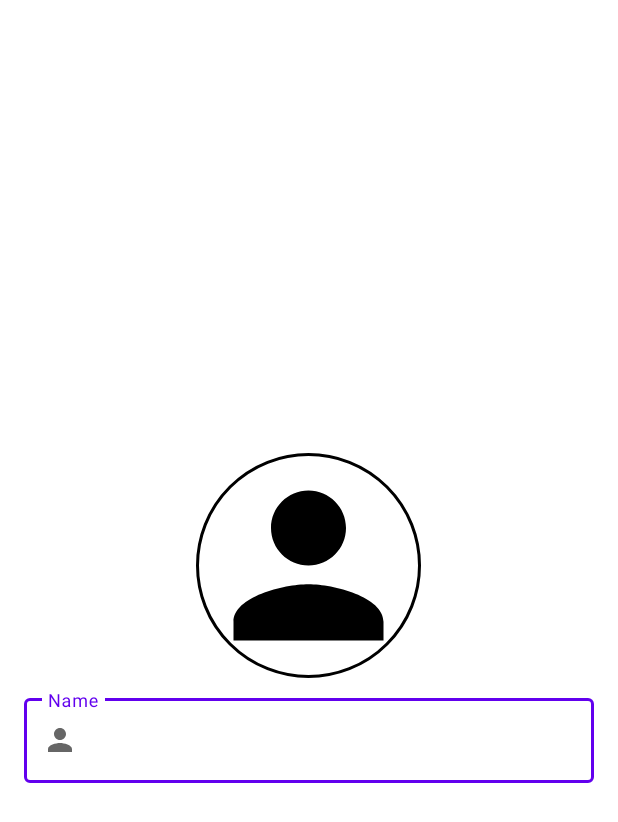
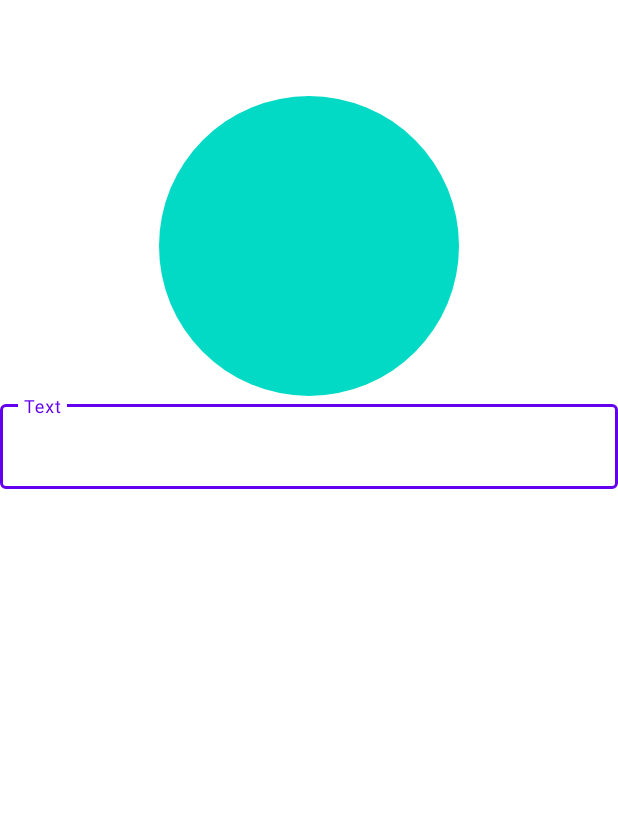
Before and after one commit to fruty809/BottomNavigationWork, an Android app: the layout fragment_profile.xml on its own in the app's theme, with its tools: preview values and no code run, on a phone screen of 412 x 824 dp. Shown: the top 822 px of the screen. Run offline under Robolectric (Android 15) with nearby library versions, the phone set to English and light mode, and no system bars.

Commit message:
переделка

```diff
--- a/app/src/main/res/layout/fragment_profile.xml
+++ b/app/src/main/res/layout/fragment_profile.xml
@@ -1,34 +1,31 @@
 <?xml version="1.0" encoding="utf-8"?>
 <LinearLayout xmlns:android="http://schemas.android.com/apk/res/android"
-    xmlns:tools="http://schemas.android.com/tools"
     android:layout_width="match_parent"
     android:layout_height="match_parent"
-    android:orientation="vertical"
-    xmlns:app="http://schemas.android.com/apk/res-auto"
-    android:gravity="center"
-    tools:context=".ui.profile.ProfileFragment">
+    android:orientation="vertical">
 
     <de.hdodenhof.circleimageview.CircleImageView
-        android:id="@+id/img_profile"
-        android:layout_width="150dp"
-        android:layout_height="150dp"
-        android:src="@drawable/ic_person"
-        app:civ_border_color="#FF000000"
-        app:civ_border_width="2dp" />
+        android:id="@+id/iv_profile"
+        android:layout_width="200dp"
+        android:layout_height="200dp"
+        android:layout_gravity="center"
+        android:layout_marginTop="64dp"
+        android:scaleType="centerCrop"
+        android:src="@color/teal_200" />
+
     <com.google.android.material.textfield.TextInputLayout
-        android:id="@+id/ed_input_name"
-        style="@style/Widget.MaterialComponents.TextInputLayout.OutlinedBox"
+        android:id="@+id/text_input_layout"
         android:layout_width="match_parent"
-        android:layout_height="wrap_content"
-        android:layout_marginHorizontal="16dp"
-        android:layout_marginTop="8dp"
-        android:hint="@string/name"
-        app:startIconDrawable="@drawable/ic_person">
-
+        android:layout_height="match_parent"
+        android:hint="@string/text"
+        style="@style/Widget.MaterialComponents.TextInputLayout.OutlinedBox">
         <com.google.android.material.textfield.TextInputEditText
-            android:id="@+id/ed_name"
+            android:id="@+id/et_text"
             android:layout_width="match_parent"
-            android:layout_height="wrap_content" />
+            android:layout_height="wrap_content"/>
     </com.google.android.material.textfield.TextInputLayout>
 
+
+
+
 </LinearLayout>
--- a/app/src/main/res/values/strings.xml
+++ b/app/src/main/res/values/strings.xml
@@ -5,9 +5,12 @@
     <string name="title_notifications">Notifications</string>
     <!-- TODO: Remove or change this placeholder text -->
     <string name="hello_blank_fragment">Hello blank fragment</string>
-    <string name="title">Title</string>
+    <string name="profile_fragment">Profile Fragment</string>
+    <string name="profile">Profile</string>
+    <string name="skip">Skip</string>
+    <string name="get_started">Get Started</string>
+    <string name="text">Text</string>
     <string name="description">Description</string>
     <string name="save">Save</string>
-    <string name="profile">Profile</string>
-    <string name="name">Name</string>
+    <string name="tittle">Tittle</string>
 </resources>
```
Also changed, not shown: app/src/main/java/com/example/bottomnavigationwork/ui/home/HomeFragment.kt (+33 -3 lines), app/src/main/java/com/example/bottomnavigationwork/ui/model/Task.kt (+11 -4 lines), app/src/main/java/com/example/bottomnavigationwork/ui/task/TaskFragment.kt (+6 -11 lines), app/src/main/res/layout/fragment_task.xml (+11 -11 lines).
